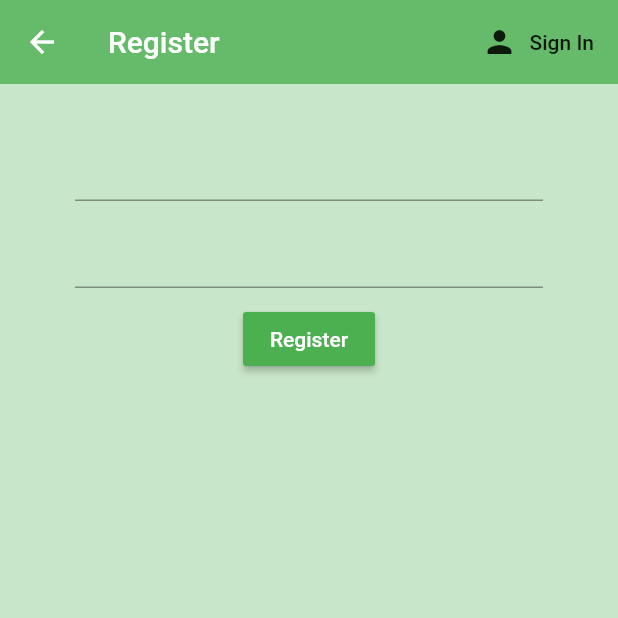
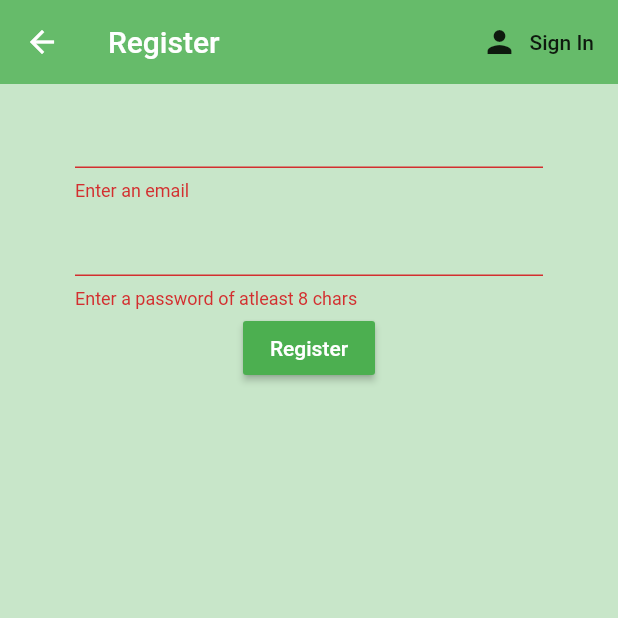
Before and after one commit to ChicoState/BookGrab, a Flutter app: the Register screen opened directly, after a tap on "Register", on a phone screen of 412 x 824 dp, the top half of it. Run offline on Flutter 3.47's test engine with Material 2 defaults, Android fonts, the phone set to English and light mode, and no system bars; our stand-ins replace firebase_auth; accounts and stored records are empty.

Commit message:
Added register functionality.

```diff
--- a/book_grab/lib/screens/authenticate/register.dart
+++ b/book_grab/lib/screens/authenticate/register.dart
@@ -19,6 +19,8 @@ class _RegisterState extends State<Register> {
   //text field states (password, email)
   String email = '';
   String password = '';
+  //errorstring
+  String error = '';
 
 //key will be used to identify form
   final _formKey = GlobalKey<FormState>();
@@ -53,24 +55,33 @@ class _RegisterState extends State<Register> {
 
 
       body: Container(
-        padding: EdgeInsets.symmetric(vertical: 20.0, horizontal: 50.0),
+        padding: EdgeInsets.symmetric(vertical: 6.0, horizontal: 50.0),
 
         child: Form(
+          //this will allow us to keep track of the form and validate it in the future if needed.
+          key: _formKey,
+
+
+
           child: Column(
             children: <Widget>[
-              SizedBox(height: 10.0),
+              SizedBox(height: 2.0),
               //text field for email with onchanged prop val is contents of formfield, every time value in formfield changes this runs
               TextFormField(
+                  //functionality to validate inputs
+                //if empty return helpstring
+                  validator: (val) => val.isEmpty ? 'Enter an email' : null,
                   onChanged: (val) {
                     setState(()=> email = val);
 
                   }
               ),
               //sized box for spacing
-              SizedBox(height: 10.0),
+              SizedBox(height: 2.0),
               //password form field, obscure text
               TextFormField(
                   obscureText: true,
+                  validator: (val) => val.length < 8  ? 'Enter a password of atleast 8 chars' : null,
                   onChanged: (val){
 
                     setState(()=> password = val);
@@ -78,7 +89,7 @@ class _RegisterState extends State<Register> {
                   }
 
               ),
-              SizedBox(height: 10.0),
+              SizedBox(height: 2.0),
               RaisedButton(
                 color: Colors.green[500],
                 child: Text(
@@ -91,14 +102,32 @@ class _RegisterState extends State<Register> {
                 //Asynchronous function as we want to go out and interact with firebase to sign the user in. (so it will take time, thus async)
                 onPressed: () async {
                   //printing email password combo for debug purposes
-                  print(email);
-                  print(password);
+                  //print(email);
+                  //print(password);
+                  //if the form is valid when this button is pressed, we want the function to trigger. otherwise, prompt user to fill in vals
+                  //if  this's false input is not valid , note that it is running two validators (email and password, which are above
+                  if (_formKey.currentState.validate()){
+                     //register and gather result for this
+                    dynamic result = await _auth.registerWithEmailPassword(email, password);
 
+                    if (result == null){
+                      setState(() => error = 'Please provide valid register values.');
+                    }
+                    else {
+                      //automatically user is signin
+                    }
+
+                   }
                 },
 
-              )
+              ),
 
-
+              //should display error 'Please provid valid register values', apparently bottom buffer on the screen is being overflowed by some pixels, only when we are entering values
+              SizedBox(height: 8.0),
+              Text(
+                error,
+                style: TextStyle(color: Colors.red, fontSize: 10.0),
+              ),
 
 
             ],
--- a/book_grab/lib/services/auth.dart
+++ b/book_grab/lib/services/auth.dart
@@ -43,8 +43,22 @@ class AuthService{
 
   //sign in w email and pass
 
-//register w email and pass
 
+
+//register w email and pass, this will take in email and password and try to create a firebase user from those fields
+  Future registerWithEmailPassword(String email, String password) async {
+    try{
+      AuthResult result = await _auth.createUserWithEmailAndPassword(email: email, password: password);
+      FirebaseUser user = result.user;
+      //grab user and store it in our own user class
+      return _userFromFirebaseUser(user);
+    } catch(e){
+      //catch exception, print error message
+      print(e.toString());
+      return null;
+    }
+
+  }
 
 
 
```
